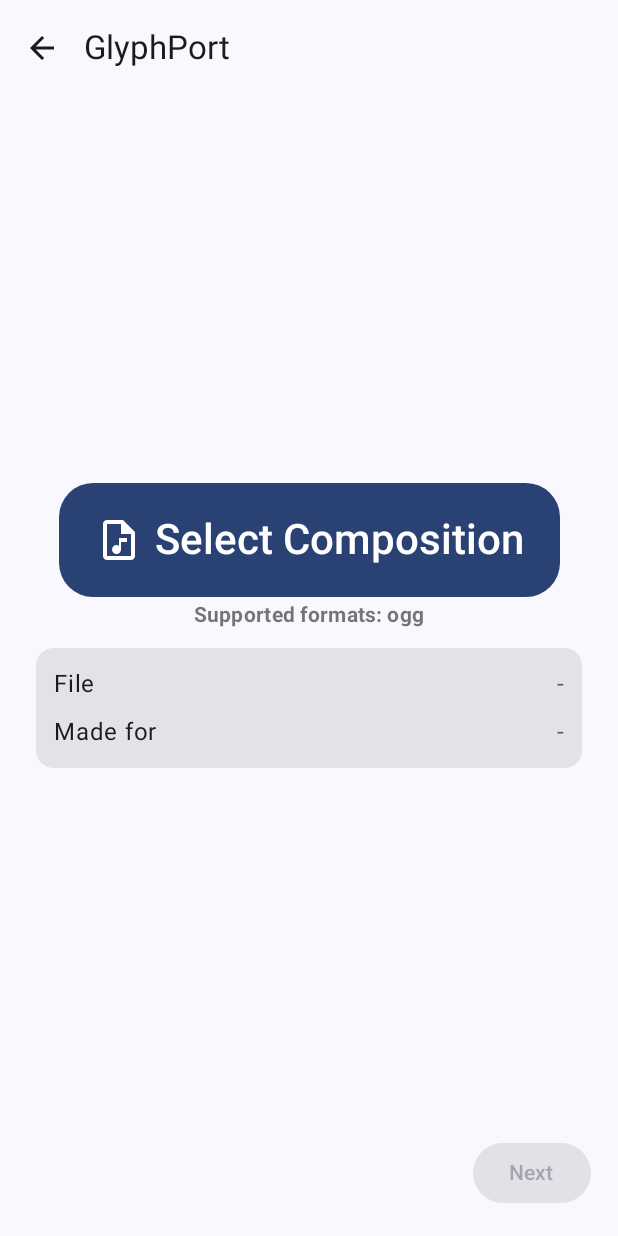
After one commit to SebiAi/GlyphPort, an Android app built with Jetpack Compose: the StartScreen screen opened through its navigation route, on a phone screen of 412 x 824 dp. The commit adds this screen. Run offline under Robolectric (Android 15) with nearby library versions, the phone set to English and light mode, and no system bars; libraries missing offline, so code that uses them is left out: com.arthenica.ffmpegkit.

Commit message:
Implement `StartScreen`

```diff
--- a/app/src/main/java/com/sebiai/glyphport/navigation/routes/StartNavRoute.kt
+++ b/app/src/main/java/com/sebiai/glyphport/navigation/routes/StartNavRoute.kt
@@ -7,6 +7,7 @@ import androidx.navigation.NavGraphBuilder
 import androidx.navigation.compose.composable
 import com.sebiai.glyphport.AppViewModel
 import com.sebiai.glyphport.screenPaddingModifier
+import com.sebiai.glyphport.screens.StartScreen
 import kotlinx.serialization.Serializable
 
 @Serializable
@@ -23,6 +24,11 @@ fun NavGraphBuilder.startScreenDestination(
     composable<StartNavRoute> {
         val appState = appViewModel.appState.collectAsStateWithLifecycle().value
 
-        /* TODO: Implement StartScreen */
+        StartScreen(
+            modifier = screenPaddingModifier.fillMaxSize(),
+            composition = appState.selectedComposition,
+            updateSelectedComposition = appViewModel::updateSelectedComposition,
+            onNextButtonClicked = onNextButtonClicked
+        )
     }
 }
--- /dev/null
+++ b/app/src/main/java/com/sebiai/glyphport/screens/StartScreen.kt
@@ -0,0 +1,231 @@
+package com.sebiai.glyphport.screens
+
+import android.util.Log
+import androidx.activity.compose.rememberLauncherForActivityResult
+import androidx.activity.result.contract.ActivityResultContracts
+import androidx.compose.foundation.layout.Arrangement
+import androidx.compose.foundation.layout.Column
+import androidx.compose.foundation.layout.Row
+import androidx.compose.foundation.layout.Spacer
+import androidx.compose.foundation.layout.fillMaxSize
+import androidx.compose.foundation.layout.fillMaxWidth
+import androidx.compose.foundation.layout.height
+import androidx.compose.foundation.layout.padding
+import androidx.compose.foundation.layout.size
+import androidx.compose.foundation.layout.width
+import androidx.compose.foundation.shape.RoundedCornerShape
+import androidx.compose.material.icons.Icons
+import androidx.compose.material.icons.outlined.AudioFile
+import androidx.compose.material3.AlertDialog
+import androidx.compose.material3.Button
+import androidx.compose.material3.Card
+import androidx.compose.material3.Icon
+import androidx.compose.material3.LocalContentColor
+import androidx.compose.material3.MaterialTheme
+import androidx.compose.material3.Surface
+import androidx.compose.material3.Text
+import androidx.compose.material3.TextButton
+import androidx.compose.runtime.Composable
+import androidx.compose.runtime.getValue
+import androidx.compose.runtime.mutableStateOf
+import androidx.compose.runtime.saveable.rememberSaveable
+import androidx.compose.runtime.setValue
+import androidx.compose.ui.Alignment
+import androidx.compose.ui.Modifier
+import androidx.compose.ui.platform.LocalContext
+import androidx.compose.ui.res.stringResource
+import androidx.compose.ui.text.font.FontWeight
+import androidx.compose.ui.text.style.TextAlign
+import androidx.compose.ui.tooling.preview.PreviewLightDark
+import androidx.compose.ui.unit.dp
+import androidx.lifecycle.compose.LocalLifecycleOwner
+import androidx.lifecycle.lifecycleScope
+import com.sebiai.glyphport.R
+import com.sebiai.glyphport.dataclasses.Composition
+import com.sebiai.glyphport.dataclasses.CompositionValidator
+import com.sebiai.glyphport.dataclasses.ValidationError
+import com.sebiai.glyphport.dataclasses.ValidationResult
+import com.sebiai.glyphport.getFileName
+import com.sebiai.glyphport.screenPaddingModifier
+import com.sebiai.glyphport.ui.theme.GlyphPortTheme
+import kotlinx.coroutines.launch
+
+@Composable
+fun StartScreen(
+    modifier: Modifier = Modifier,
+    composition: Composition?,
+    updateSelectedComposition: (Composition?) -> Unit,
+    onNextButtonClicked: () -> Unit
+) {
+    val context = LocalContext.current
+    val lifecycleOwner = LocalLifecycleOwner.current
+    var showInvalidCompositionDialog by rememberSaveable { mutableStateOf(false) }
+    var invalidCompositionDialogReason by rememberSaveable { mutableStateOf("") }
+
+    val pickCompositionLauncher = rememberLauncherForActivityResult(
+        ActivityResultContracts.OpenDocument()
+    ) { it?.let {
+        Log.d("CompositionSelector", "Picked file: ${it.path}")
+        lifecycleOwner.lifecycleScope.launch {
+            val result = CompositionValidator.validate(context, it)
+            when (result) {
+                is ValidationResult.Failure -> {
+                    Log.d("CompositionSelector", "Composition validation failed: ${result.reason.msg}")
+                    // I'm not sure if it is ok to touch functions and variables outside of the
+                    // coroutine but it works and the IDE is not screaming at me
+                    updateSelectedComposition(null)
+                    invalidCompositionDialogReason = when (val reason = result.reason) {
+                        is ValidationError.CompositionFormatTooNew -> context.getString(R.string.composition_validation_composition_format_too_new)
+                        is ValidationError.Extension -> context.getString(R.string.composition_validation_invalid_extension)
+                        is ValidationError.IO -> context.getString(R.string.composition_validation_io_error)
+                        is ValidationError.InvalidMetadata -> context.getString(R.string.composition_validation_invalid_metadata)
+                        is ValidationError.MissingMetadata -> context.getString(R.string.composition_validation_invalid_codec_or_missing_metadata)
+                        is ValidationError.UnknownOrUnsupportedPhoneModel -> context.getString(R.string.composition_validation_unknown_or_unsupported_phone_model, reason.build)
+                    }
+                    showInvalidCompositionDialog = true
+                }
+                is ValidationResult.Success -> {
+                    Log.d("CompositionSelector", "Composition validation passed")
+                    updateSelectedComposition(result.composition)
+                }
+            }
+        }
+    } }
+
+    // Dialog for invalid compositions
+    if (showInvalidCompositionDialog) {
+        AlertDialog(
+            onDismissRequest = { showInvalidCompositionDialog = false },
+            title = { Text(text = stringResource(R.string.invalid_composition_dialog_title)) },
+            text = {
+                Text(
+                    text = invalidCompositionDialogReason
+                )
+            },
+            confirmButton = {
+                TextButton(
+                    onClick = { showInvalidCompositionDialog = false }
+                ) { Text(text = stringResource(R.string.ok_confirmation)) }
+            }
+        )
+    }
+
+    Column(
+        modifier = modifier
+    ) {
+        Column(
+            modifier.weight(1f),
+            horizontalAlignment = Alignment.CenterHorizontally,
+            verticalArrangement = Arrangement.Center
+        ) {
+            Button(
+                onClick = {
+                    pickCompositionLauncher.launch(arrayOf("audio/ogg"))
+                },
+                shape = RoundedCornerShape(30)
+            ) {
+                Row(
+                    modifier = Modifier.padding(vertical = 12.dp),
+                    verticalAlignment = Alignment.CenterVertically
+                ) {
+                    Icon(
+                        modifier = Modifier.size(32.dp),
+                        imageVector = Icons.Outlined.AudioFile,
+                        contentDescription = null
+                    )
+                    Spacer(
+                        modifier = Modifier.width(8.dp)
+                    )
+                    Text(
+                        style = MaterialTheme.typography.headlineMedium,
+                        text = stringResource(R.string.button_select_composition),
+                        fontWeight = FontWeight.SemiBold,
+                        textAlign = TextAlign.Center
+                    )
+                }
+            }
+            Spacer(modifier = Modifier.height(2.dp))
+            Text(
+                style = MaterialTheme.typography.labelLarge,
+                color = LocalContentColor.current.copy(alpha = 0.6f),
+                text = stringResource(R.string.supported_formats_hint),
+                fontWeight = FontWeight.Bold
+            )
+
+            Spacer(modifier = Modifier.height(12.dp))
+
+            Card(
+                modifier = Modifier.fillMaxWidth()
+            ) {
+                Column(
+                    modifier = Modifier.padding(12.dp)
+                ) {
+                    val valueColor = LocalContentColor.current.copy(alpha = 0.7f)
+
+                    Row(
+                        modifier = Modifier.fillMaxWidth(),
+                        horizontalArrangement = Arrangement.SpaceBetween
+                    ) {
+                        Text(
+                            modifier = Modifier.weight(0.25f),
+                            text = stringResource(R.string.file_name_table_heading),
+                            textAlign = TextAlign.Left
+                        )
+                        Text(
+                            modifier = Modifier.weight(0.75f),
+                            color = valueColor,
+                            text = composition?.let { getFileName(LocalContext.current, it.uri) } ?: "-",
+                            textAlign = TextAlign.Right
+                        )
+                    }
+                    Spacer(modifier = Modifier.height(8.dp))
+                    Row(
+                        modifier = Modifier.fillMaxWidth(),
+                        horizontalArrangement = Arrangement.SpaceBetween
+                    ) {
+                        Text(
+                            modifier = Modifier.weight(0.25f),
+                            text = stringResource(R.string.file_made_for_phone_table_heading),
+                            textAlign = TextAlign.Left
+                        )
+                        Text(
+                            modifier = Modifier.weight(0.75f),
+                            color = valueColor,
+                            text = composition?.phoneModel?.phoneName ?: "-",
+                            textAlign = TextAlign.Right
+                        )
+                    }
+                }
+            }
+        }
+        Row(
+            modifier = Modifier.padding(end = 6.dp, bottom = 6.dp).fillMaxWidth(),
+            horizontalArrangement = Arrangement.End
+        ) {
+            Button(
+                enabled = composition != null,
+                onClick = onNextButtonClicked
+            ) {
+                Text(
+                    text = stringResource(R.string.button_next)
+                )
+            }
+        }
+    }
+}
+
+@PreviewLightDark
+@Composable
+fun StartScreenPreview() {
+    GlyphPortTheme {
+        Surface {
+            StartScreen(
+                modifier = screenPaddingModifier
+                    .fillMaxSize(),
+                composition = null,
+                updateSelectedComposition = {},
+                onNextButtonClicked = {}
+            )
+        }
+    }
+}
--- a/app/src/main/res/values/strings.xml
+++ b/app/src/main/res/values/strings.xml
@@ -1,5 +1,24 @@
 <resources>
     <string name="app_name">GlyphPort</string>
+
+    <!-- General -->
+    <string name="ok_confirmation">OK</string>
+
+    <!-- Composition validation -->
+    <string name="composition_validation_io_error">Could not read the file. Please try again.\nIf this error persists, please contact the developer.</string>
+    <string name="composition_validation_invalid_extension">Invalid extension - only \'.ogg\' files are supported.</string>
+    <string name="composition_validation_invalid_codec_or_missing_metadata">Invalid codec or required light data not found. Is this really a composition?</string>
+    <string name="composition_validation_invalid_metadata">Invalid light data. Is this really a composition?</string>
+    <string name="composition_validation_composition_format_too_new">This composition format is not supported yet. Please make sure that you are on the latest version.</string>
+    <string name="composition_validation_unknown_or_unsupported_phone_model">This composition was made for an unknown or unsupported device: "%s"\nPlease make sure that you are on the latest version.</string>
+
+    <!-- Start Screen -->
+    <string name="button_select_composition">Select Composition</string>
+    <string name="supported_formats_hint">Supported formats: ogg</string>
+    <string name="button_next">Next</string>
+    <string name="file_name_table_heading">File</string>
+    <string name="file_made_for_phone_table_heading">Made for</string>
+    <string name="invalid_composition_dialog_title">Invalid Composition</string>
 
     <!-- Content description stuff -->
     <string name="content_description_top_app_bar_back_arrow_icon">Navigate up</string>
```
